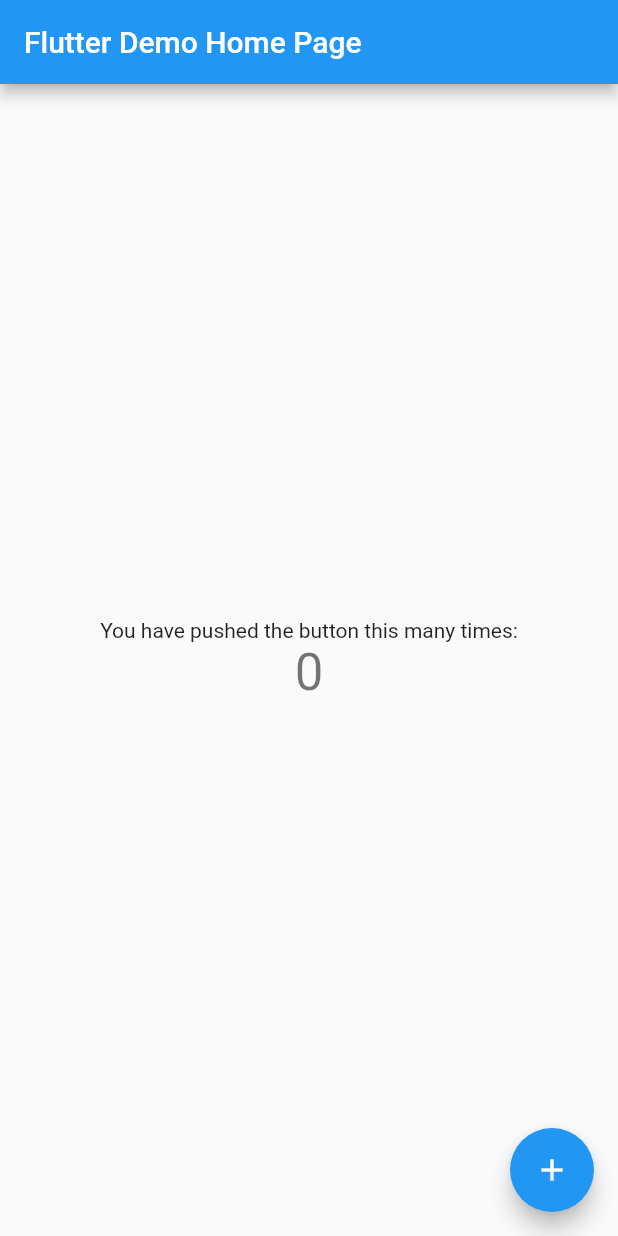
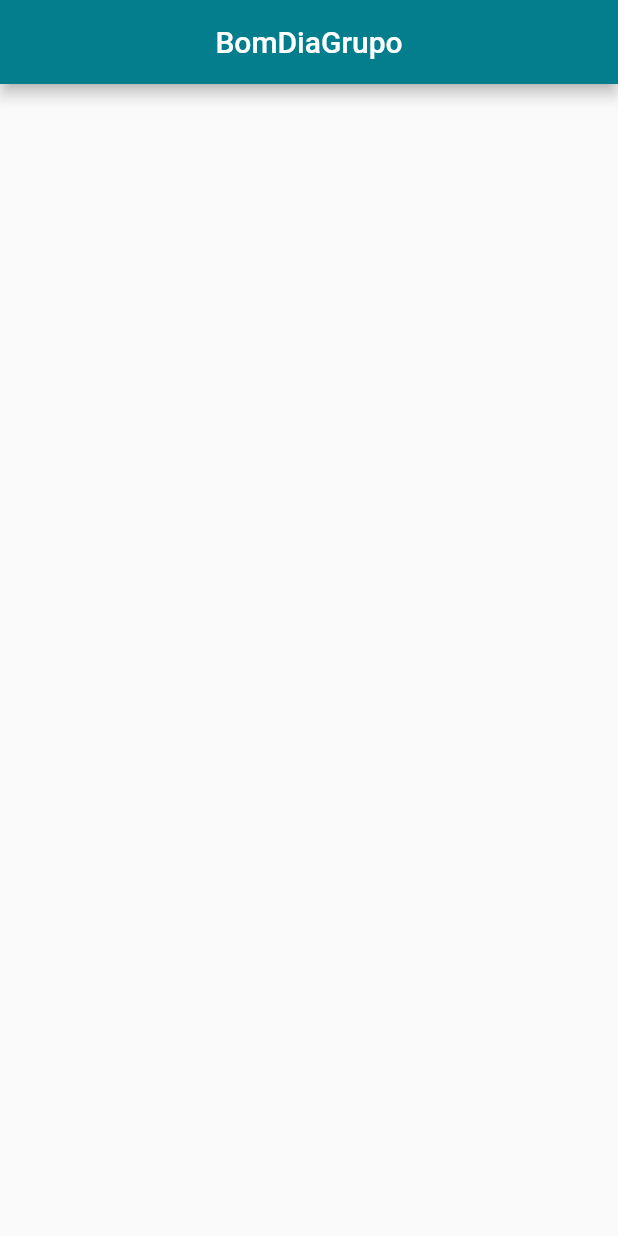
Before and after one commit to tresende/flutter-bom-dia-whatsapp, a Flutter app: the screen it shows after launch, on a phone screen of 412 x 824 dp. Run offline on Flutter 3.47's test engine with Material 2 defaults, Android fonts, the phone set to English and light mode, and no system bars.

Commit message:
estrutura inicial

```diff
--- a/lib/main.dart
+++ b/lib/main.dart
@@ -1,111 +1,19 @@
+import 'package:bom_dia_whatsapp/screens/home_screen.dart';
 import 'package:flutter/material.dart';
 
-void main() => runApp(MyApp());
+void main() => runApp(Main());
 
-class MyApp extends StatelessWidget {
-  // This widget is the root of your application.
+class Main extends StatelessWidget {
   @override
   Widget build(BuildContext context) {
     return MaterialApp(
-      title: 'Flutter Demo',
+      title:  "Flutter clothing",
+      debugShowCheckedModeBanner: false,
       theme: ThemeData(
-        // This is the theme of your application.
-        //
-        // Try running your application with "flutter run". You'll see the
-        // application has a blue toolbar. Then, without quitting the app, try
-        // changing the primarySwatch below to Colors.green and then invoke
-        // "hot reload" (press "r" in the console where you ran "flutter run",
-        // or simply save your changes to "hot reload" in a Flutter IDE).
-        // Notice that the counter didn't reset back to zero; the application
-        // is not restarted.
         primarySwatch: Colors.blue,
+        primaryColor: Color.fromARGB(255, 4, 125, 141)
       ),
-      home: MyHomePage(title: 'Flutter Demo Home Page'),
+      home: HomeScreen(),
     );
   }
 }
-
-class MyHomePage extends StatefulWidget {
-  MyHomePage({Key key, this.title}) : super(key: key);
-
-  // This widget is the home page of your application. It is stateful, meaning
-  // that it has a State object (defined below) that contains fields that affect
-  // how it looks.
-
-  // This class is the configuration for the state. It holds the values (in this
-  // case the title) provided by the parent (in this case the App widget) and
-  // used by the build method of the State. Fields in a Widget subclass are
-  // always marked "final".
-
-  final String title;
-
-  @override
-  _MyHomePageState createState() => _MyHomePageState();
-}
-
-class _MyHomePageState extends State<MyHomePage> {
-  int _counter = 0;
-
-  void _incrementCounter() {
-    setState(() {
-      // This call to setState tells the Flutter framework that something has
-      // changed in this State, which causes it to rerun the build method below
-      // so that the display can reflect the updated values. If we changed
-      // _counter without calling setState(), then the build method would not be
-      // called again, and so nothing would appear to happen.
-      _counter++;
-    });
-  }
-
-  @override
-  Widget build(BuildContext context) {
-    // This method is rerun every time setState is called, for instance as done
-    // by the _incrementCounter method above.
-    //
-    // The Flutter framework has been optimized to make rerunning build methods
-    // fast, so that you can just rebuild anything that needs updating rather
-    // than having to individually change instances of widgets.
-    return Scaffold(
-      appBar: AppBar(
-        // Here we take the value from the MyHomePage object that was created by
-        // the App.build method, and use it to set our appbar title.
-        title: Text(widget.title),
-      ),
-      body: Center(
-        // Center is a layout widget. It takes a single child and positions it
-        // in the middle of the parent.
-        child: Column(
-          // Column is also layout widget. It takes a list of children and
-          // arranges them vertically. By default, it sizes itself to fit its
-          // children horizontally, and tries to be as tall as its parent.
-          //
-          // Invoke "debug painting" (press "p" in the console, choose the
-          // "Toggle Debug Paint" action from the Flutter Inspector in Android
-          // Studio, or the "Toggle Debug Paint" command in Visual Studio Code)
-          // to see the wireframe for each widget.
-          //
-          // Column has various properties to control how it sizes itself and
-          // how it positions its children. Here we use mainAxisAlignment to
-          // center the children vertically; the main axis here is the vertical
-          // axis because Columns are vertical (the cross axis would be
-          // horizontal).
-          mainAxisAlignment: MainAxisAlignment.center,
-          children: <Widget>[
-            Text(
-              'You have pushed the button this many times:',
-            ),
-            Text(
-              '$_counter',
-              style: Theme.of(context).textTheme.display1,
-            ),
-          ],
-        ),
-      ),
-      floatingActionButton: FloatingActionButton(
-        onPressed: _incrementCounter,
-        tooltip: 'Increment',
-        child: Icon(Icons.add),
-      ), // This trailing comma makes auto-formatting nicer for build methods.
-    );
-  }
-}
--- /dev/null
+++ b/lib/screens/home_screen.dart
@@ -0,0 +1,13 @@
+import 'package:flutter/material.dart';
+
+class HomeScreen extends StatelessWidget {
+  @override
+  Widget build(BuildContext context) {
+    return Scaffold(
+      appBar: AppBar(
+        title: Text('BomDiaGrupo'),
+        centerTitle: true,
+      ),
+    );
+  }
+}
```
Also changed, not shown: 3 other files.
